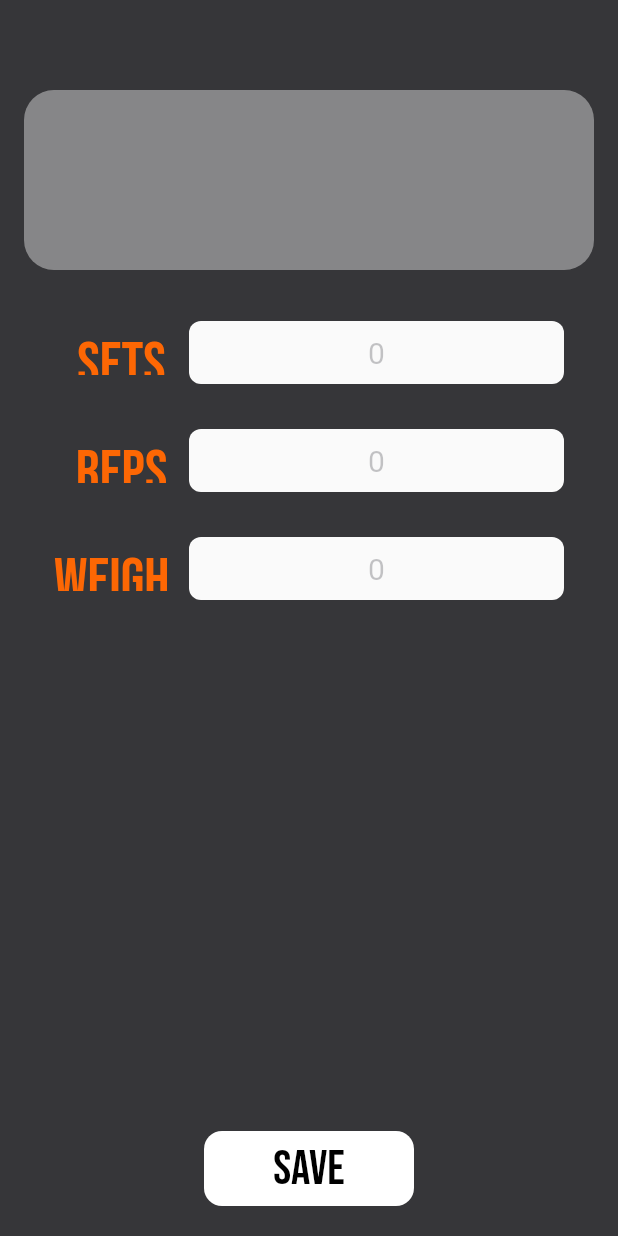
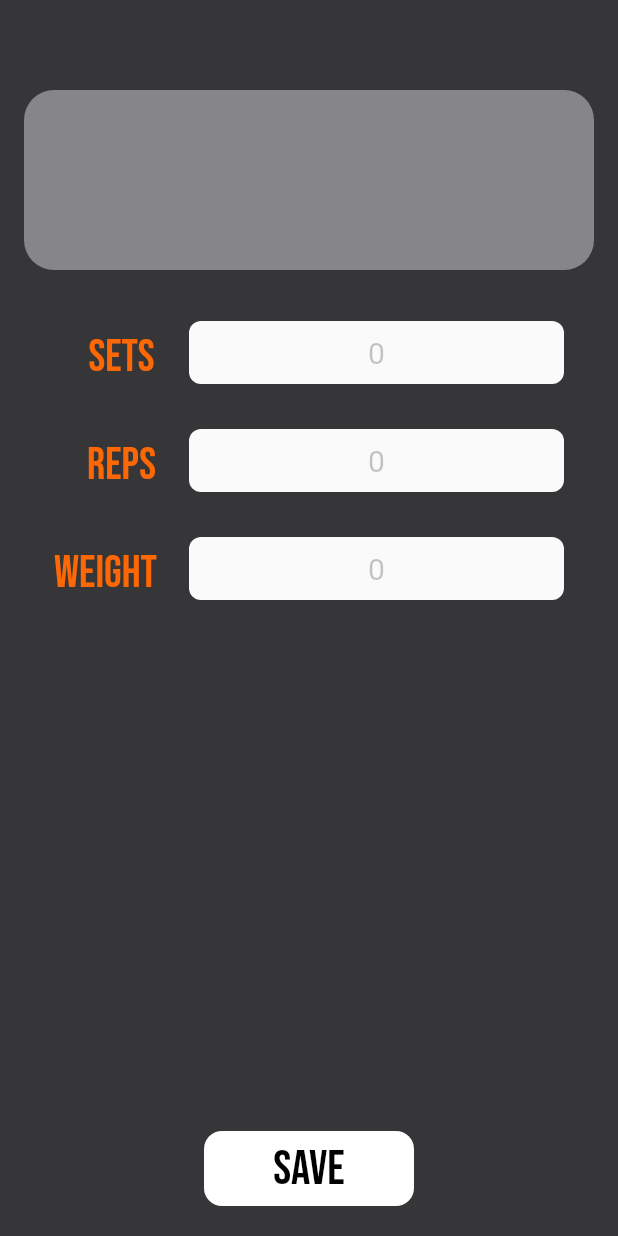
Before and after one commit to acm-projects/Progression, a Flutter app: the StatEntryPage widget shown alone on an empty page, opened directly with sample values from the repository, on a phone screen of 412 x 824 dp. Run offline on Flutter 3.47's test engine with Material 2 defaults, Android fonts, the phone set to English and light mode, and no system bars; our stand-ins replace cloud_firestore, firebase_auth, firebase_core, flutter_swiper_null_safety, table_calendar; missing offline and left inert: draw_graph, restart_app; accounts and stored records are empty.

Commit message:
da big moment - push to eric

```diff
--- a/lib/UI/graph.dart
+++ b/lib/UI/graph.dart
@@ -64,7 +64,7 @@ class _GraphScreenState extends State<GraphScreen> {
                             '11/15',
                             '11/20'
                           ],
-                          labelY: const ['0', '50', '100', '150', '200'],
+                          labelY: const ['50', '100', '150', '200', '250'],
                           showDescription: false,
                           graphColor: Colors.black87,
                         ),
--- a/lib/pages/stat_entry_page.dart
+++ b/lib/pages/stat_entry_page.dart
@@ -55,7 +55,9 @@ class StateEntryPageState extends State<StatEntryPage> {
               height: 30,
               child: Container(
                 child:
-                Text('Sets', style: Theme.of(context).textTheme.headline6, textAlign: TextAlign.center),
+                Text('Sets',
+                    style: TextStyle(fontFamily: 'BebasNeue', fontSize: 30.0, color: Color.fromRGBO(253, 103, 4, 1.0), decoration: TextDecoration.none),
+                    textAlign: TextAlign.center),
                 color: Theme.of(context).colorScheme.background,
 
               ),
@@ -88,7 +90,9 @@ class StateEntryPageState extends State<StatEntryPage> {
               height: 30,
               child: Container(
                 child:
-                Text('Reps', style: Theme.of(context).textTheme.headline6, textAlign: TextAlign.center),
+                Text('Reps',
+                    style: TextStyle(fontFamily: 'BebasNeue', fontSize: 30.0, color: Color.fromRGBO(253, 103, 4, 1.0), decoration: TextDecoration.none),
+                    textAlign: TextAlign.center),
                 color: Theme.of(context).colorScheme.background,
 
               ),
@@ -122,7 +126,9 @@ class StateEntryPageState extends State<StatEntryPage> {
               height: 30,
               child: Container(
                 child:
-                Text('Weight', style: Theme.of(context).textTheme.headline6, textAlign: TextAlign.left),
+                Text('Weight',
+                    style: TextStyle(fontFamily: 'BebasNeue', fontSize: 30.0, color: Color.fromRGBO(253, 103, 4, 1.0), decoration: TextDecoration.none),
+                    textAlign: TextAlign.left),
                 color: Theme.of(context).colorScheme.background,
 
               ),
--- a/lib/util/services/database.dart
+++ b/lib/util/services/database.dart
@@ -163,9 +163,9 @@ class DatabaseService {
   }
 
   List<double> normalizedData (List<int?> weights) {
-    final List<double> array = [];
+    final List<int> array = [];
     for(var i = 0 ; i < weights.length; i++) {
-      array.add(weights[i]!.toDouble());
+      array.add(weights[i]!);
     }
     const lower = 0;
     final upper = array.reduce(max);
```
Also changed, not shown: lib/pages/calendar_stat_page.dart (+1 -11 lines).
